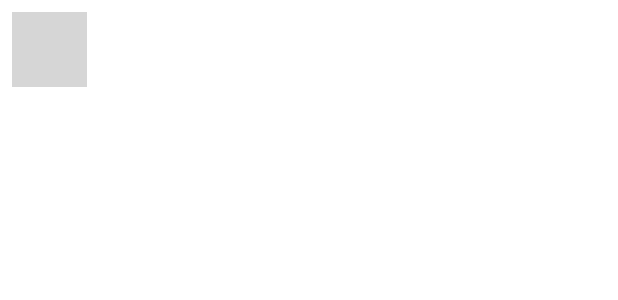
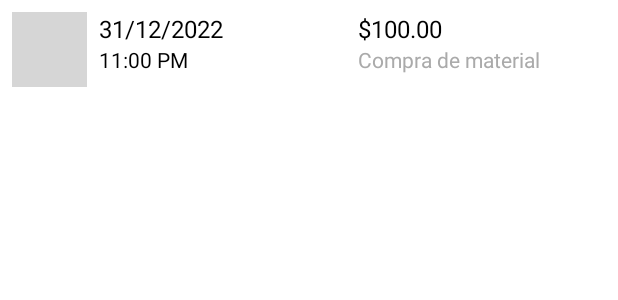
Before and after one commit to app-ventas/ReciclajeApp, an Android app: the layout recycler_transacciones.xml on its own in the app's theme, with its tools: preview values and no code run, on a phone screen of 412 x 824 dp. Shown: the top 300 px of the screen. Run offline under Robolectric (Android 15) with nearby library versions, the phone set to English and light mode, and no system bars; grey boxes are pictures that could not be loaded.

Commit message:
ajuste a lista de transacciones

```diff
--- a/app/src/main/java/com/kotlin/mobile/reciclajeapp/ui/gallery/TransaccionesAdapter.kt
+++ b/app/src/main/java/com/kotlin/mobile/reciclajeapp/ui/gallery/TransaccionesAdapter.kt
@@ -14,7 +14,9 @@ class TransaccionesAdapter(private val transaccionesList : List<Transaccion>): R
 
     class TransaccionesHolder(itemView: View)  : RecyclerView.ViewHolder(itemView){
         val fecha : TextView = itemView.findViewById(R.id.textView)
-        val descripcion : TextView = itemView.findViewById(R.id.textView2)
+        val hora : TextView = itemView.findViewById(R.id.textView2)
+        val cantidad : TextView = itemView.findViewById(R.id.textView3)
+        val descripcion : TextView = itemView.findViewById(R.id.textView4)
         val imageView : ImageView = itemView.findViewById(R.id.image_TransaccionView);
     }
 
@@ -30,9 +32,14 @@ class TransaccionesAdapter(private val transaccionesList : List<Transaccion>): R
 
     override fun onBindViewHolder(holder: TransaccionesHolder, position: Int) {
         val currentItem = transaccionesList[position]
-        holder.fecha.text = currentItem.fechaCreacion
+        if(currentItem.fechaCreacion.length > 0) {
+            val part1 = currentItem.fechaCreacion.split(" ")[0]
+            val part2 = currentItem.fechaCreacion.split(" ")[1]
+            holder.fecha.text = part1.toString()
+            holder.hora.text = part2.toString()
+        }
+        holder.cantidad.text = currentItem.cantidad.toString() + ' '+ currentItem.unidadMedida.toString()
         holder.descripcion.text = currentItem.descripcion
-
         var url = currentItem.material?.url
         if(url == null){
             url = "https://res.cloudinary.com/dtzmxhp9p/image/upload/v1728263996/newProduct_mjhvym.png";
@@ -43,7 +50,6 @@ class TransaccionesAdapter(private val transaccionesList : List<Transaccion>): R
             .load(url) // URL de la imagen
             .placeholder(R.drawable.rounded_background) // Imagen de carga
             .into(holder.imageView)
-
     }
 
 }
--- a/app/src/main/res/layout/recycler_transacciones.xml
+++ b/app/src/main/res/layout/recycler_transacciones.xml
@@ -1,53 +1,70 @@
 <?xml version="1.0" encoding="utf-8"?>
-<LinearLayout xmlns:android="http://schemas.android.com/apk/res/android"
-    xmlns:app="http://schemas.android.com/apk/res-auto"
+<LinearLayout
+    xmlns:android="http://schemas.android.com/apk/res/android"
     xmlns:tools="http://schemas.android.com/tools"
     android:layout_width="match_parent"
-    android:layout_height="wrap_content">
+    android:layout_height="wrap_content"
+    android:orientation="horizontal"
+    android:padding="8dp">
 
+    <!-- Imagen de la transacción -->
     <ImageView
         android:id="@+id/image_TransaccionView"
         android:layout_width="50dp"
         android:layout_height="50dp"
-        app:layout_constraintStart_toStartOf="parent"
-        android:layout_marginStart="8dp"
-        app:layout_constraintTop_toTopOf="parent"
-        android:layout_marginTop="8dp"
-        tools:ignore="MissingClass"
-        tools:srcCompat="@tools:sample/avatars"
-        android:contentDescription="@string/imagen" />
+        android:layout_marginEnd="8dp"
+        android:contentDescription="@string/imagen"
+        tools:srcCompat="@tools:sample/avatars" />
+
+    <!-- Contenedor para Fecha y Hora -->
+    <LinearLayout
+        android:orientation="vertical"
+        android:layout_width="0dp"
+        android:layout_height="wrap_content"
+        android:layout_weight="1"
+        android:layout_marginEnd="8dp">
 
         <TextView
             android:id="@+id/textView"
-        android:layout_width="178dp"
-        android:layout_height="53dp"
-        android:layout_marginStart="8dp"
-        android:layout_marginBottom="8dp"
-        android:paddingTop="16dp"
+            android:layout_width="wrap_content"
+            android:layout_height="wrap_content"
             android:textColor="@android:color/black"
-        android:textSize="20sp"
-        app:layout_constraintBottom_toTopOf="@+id/textView2"
-        app:layout_constraintStart_toEndOf="@+id/imageView2"
-        app:layout_constraintTop_toTopOf="@+id/imageView2" />
+            android:textSize="16sp"
+            tools:text="31/12/2022" />
 
         <TextView
             android:id="@+id/textView2"
-        android:layout_width="285dp"
-        android:layout_height="59dp"
-        android:layout_marginStart="8dp"
-        android:layout_marginEnd="8dp"
-        app:layout_constraintBottom_toBottomOf="@+id/imageView2"
-        app:layout_constraintEnd_toEndOf="parent"
-        app:layout_constraintHorizontal_bias="0.050"
-        app:layout_constraintStart_toEndOf="@+id/imageView2" />
+            android:layout_width="wrap_content"
+            android:layout_height="wrap_content"
+            android:textColor="@android:color/black"
+            android:textSize="14sp"
+            tools:text="11:00 PM" />
+
+    </LinearLayout>
+
+    <!-- Contenedor para Cantidad y Descripción -->
+    <LinearLayout
+        android:orientation="vertical"
+        android:layout_width="0dp"
+        android:layout_height="wrap_content"
+        android:layout_weight="1">
 
         <TextView
             android:id="@+id/textView3"
             android:layout_width="wrap_content"
             android:layout_height="wrap_content"
-        tools:text="@tools:sample/date/hhmm"
-        app:layout_constraintTop_toTopOf="@+id/imageView2"
-        app:layout_constraintEnd_toEndOf="parent"
-        android:layout_marginEnd="8dp" />
+            android:textColor="@android:color/black"
+            android:textSize="16sp"
+            tools:text="$100.00" />
+
+        <TextView
+            android:id="@+id/textView4"
+            android:layout_width="wrap_content"
+            android:layout_height="wrap_content"
+            android:textColor="@android:color/darker_gray"
+            android:textSize="14sp"
+            tools:text="Compra de material" />
 
     </LinearLayout>
+
+</LinearLayout>
```
Lines whose indentation alone changed are shown as unchanged.
